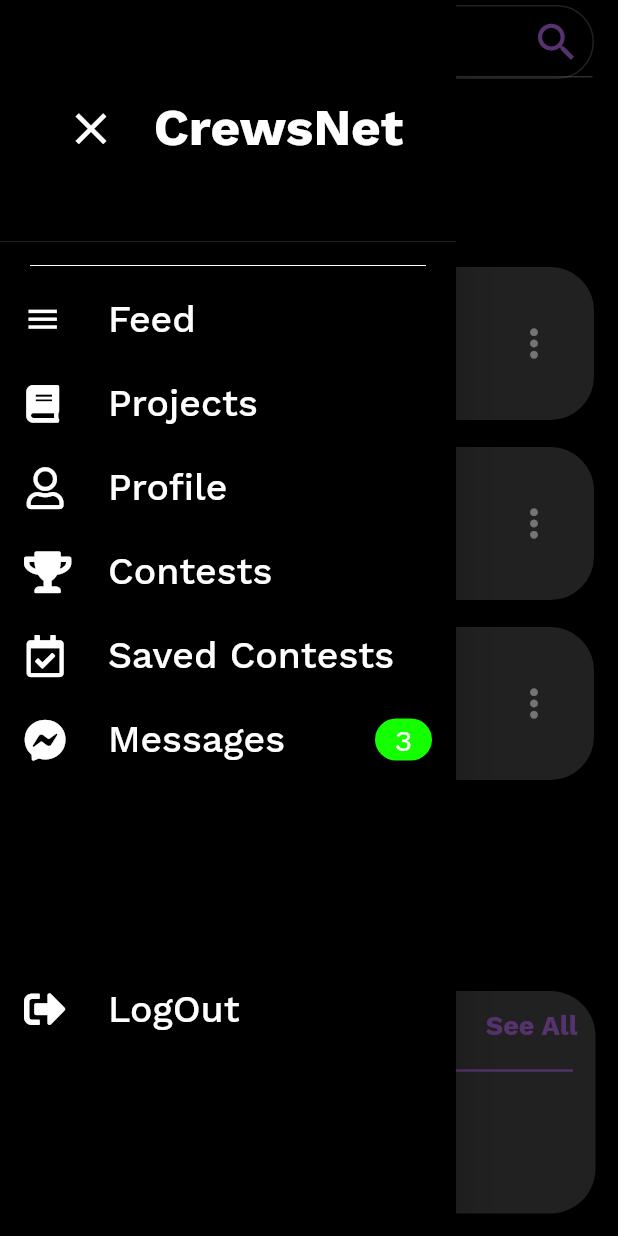
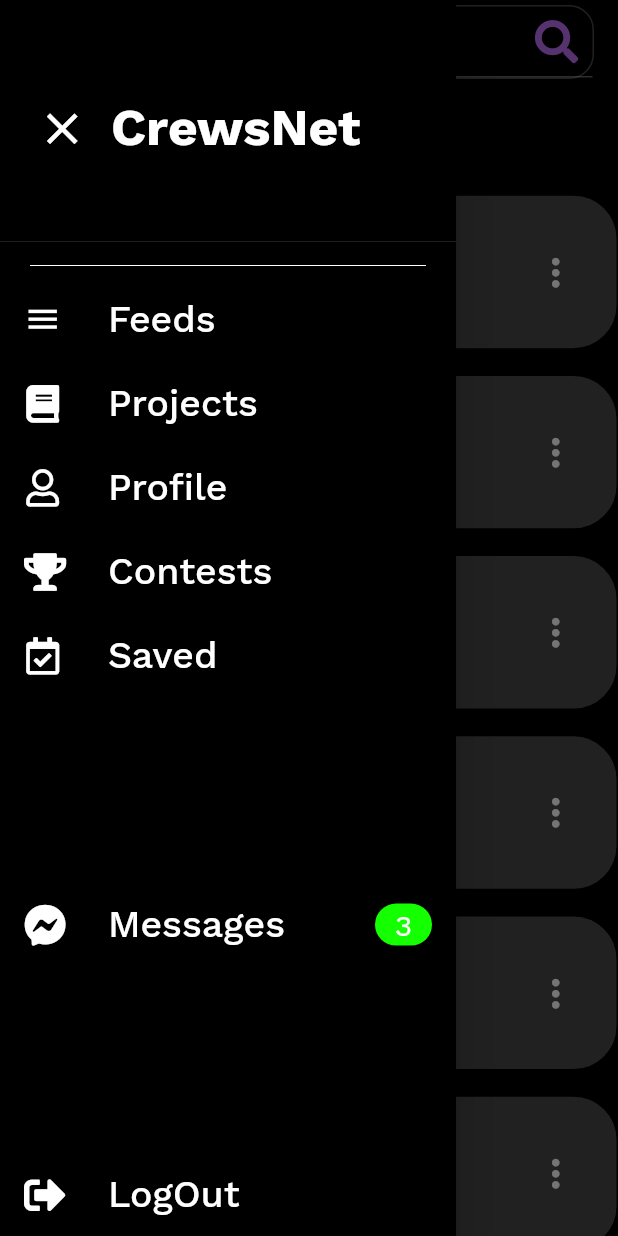
Before and after one commit to CrewsNet/CrewsNet-App, a Flutter app: the Dashboard screen opened by its route, with the side drawer open, on a phone screen of 412 x 824 dp. Run offline on Flutter 3.47's test engine with Material 2 defaults, Android fonts, the light colour scheme and no system bars; our stand-ins replace dio, font_awesome_flutter, shared_preferences, sizer; accounts and stored records are empty.

Commit message:
Feed Page refractored

```diff
--- a/lib/Screens/Dashboard/dashboard_view.dart
+++ b/lib/Screens/Dashboard/dashboard_view.dart
@@ -5,12 +5,17 @@ import 'package:intl/intl.dart';
 import 'package:crews_net_app/Screens/Dashboard/drawer.dart';
 import 'package:flutter/cupertino.dart';
 import 'package:flutter/material.dart';
-// import 'package:shared_preferences/shared_preferences.dart';
+
 import 'package:sizer/sizer.dart';
 
-class Dashboard extends StatelessWidget {
+class Dashboard extends StatefulWidget {
   static String id = 'landing';
 
+  @override
+  _DashboardState createState() => _DashboardState();
+}
+
+class _DashboardState extends State<Dashboard> {
   @override
   Widget build(BuildContext context) {
     var now = new DateTime.now();
@@ -19,15 +24,23 @@ class Dashboard extends StatelessWidget {
 
     return SafeArea(
       child: Scaffold(
-        appBar: AppBar(
-          backgroundColor: Colors.transparent,
-          title: Container(
+        backgroundColor: Colors.black,
+        drawer: DashDrawer(),
+        body: CustomScrollView(
+          slivers: <Widget>[
+            SliverAppBar(
+              backgroundColor: Colors.black,
+              floating: true,
+              pinned: false,
+              snap: false,
+              title:  Center(
+                child: Container(
                   width: 80.w,
                   height: 6.h,
                   decoration: BoxDecoration(
                     shape: BoxShape.rectangle,
                     color: Colors.transparent,
-              borderRadius: BorderRadius.circular(3.6.h),
+                    borderRadius: BorderRadius.circular(2.h),
                     border: Border.all(
                       color: Color.fromRGBO(71, 71, 71, 1),
                     ),
@@ -35,82 +48,77 @@ class Dashboard extends StatelessWidget {
                   child: TextField(
                     textAlign: TextAlign.start,
                     decoration: InputDecoration(
+
                       // enabled: false,
                       suffixIcon: Icon(
-                  Icons.search,
-                  size: 4.h,
+                        FontAwesomeIcons.search,
+                        size: 3.5.h,
                         color: Color.fromRGBO(188, 111, 241, 1),
                       ),
-                contentPadding: EdgeInsets.all(10.0),
+                      contentPadding: EdgeInsets.all(1.2.h),
                       hintText: "Search..",
                       hintStyle: TextStyle(
-                    color: Color.fromRGBO(188, 111, 241, 1), fontSize: 2.4.h),
+                          color: Color.fromRGBO(188, 111, 241, 1),
+                          fontSize: 2.4.h),
                     ),
                   ),
                 ),
               ),
-        backgroundColor: Colors.black,
-        drawer: DashDrawer(),
-        body: Padding(
-          padding: const EdgeInsets.all(15.0),
+            ),
+            SliverToBoxAdapter(
               child: Column(
+                mainAxisAlignment: MainAxisAlignment.spaceAround,
                 crossAxisAlignment: CrossAxisAlignment.start,
                 children: [
-              Container(
-                child: RichText(
-                  text: TextSpan(
-                    text: 'Welcome Back,  ',
-                    style: TextStyle(fontSize: 25.0),
-                    children: const <TextSpan>[
-                      TextSpan(
-                          text: 'Modiji!',
+
+                  SizedBox(
+                    height: 2.4.h,
+                  ),
+                  Padding(
+                    padding: EdgeInsets.all(1.h),
+                    child: Text(
+                      "Feeds",
                       style: TextStyle(
-                              fontWeight: FontWeight.bold, fontSize: 30.0)),
-                    ],
+                        fontWeight: FontWeight.bold,
+                        fontSize: 15.2.sp,
+                        color: Color.fromRGBO(188, 111, 241, 1),
                       ),
                     ),
                   ),
                   SizedBox(
-                height: 20.0,
+                    height: 0.6.h,
                   ),
-              Text(
-                "Feeds",
-                style: TextStyle(
-                  fontWeight: FontWeight.bold,
-                  fontSize: 20.0,
-                  color: Color.fromRGBO(188, 111, 241, 1),
+                ],
               ),
             ),
-              SizedBox(
-                height: 20.0,
-              ),
-              Flexible(
-                child: ListView.builder(
-                  scrollDirection: Axis.vertical,
-                  itemCount: 3,
-                  itemBuilder: (context, items) {
+            SliverList(
+              delegate: SliverChildBuilderDelegate(
+                (BuildContext context, int index) {
                   return Padding(
-                      padding: const EdgeInsets.only(bottom: 8.0, top: 8.0),
+                    padding: EdgeInsets.symmetric(vertical: 1.h),
                     child: ListTile(
                       contentPadding: EdgeInsets.symmetric(
-                            vertical: 15.0, horizontal: 16.0),
+                          vertical: 1.8.h, horizontal: 4.w),
                       tileColor: Color.fromRGBO(71, 71, 71, 1),
                       shape: RoundedRectangleBorder(
-                          borderRadius: BorderRadius.circular(30),
+                        borderRadius: BorderRadius.circular(3.6.h),
                         side: BorderSide(color: Colors.black),
                       ),
                       leading: CircleAvatar(
-                          radius: 25,
+                        radius: 19.sp,
                         child: Text(
                           "S",
-                            style: TextStyle(fontSize: 20, color: Colors.blue),
+                          style: TextStyle(
+                            fontSize: 15.2.sp,
+                            color: Colors.blue,
+                          ),
                         ),
                         backgroundColor: Colors.pink,
                       ),
                       trailing: IconButton(
                         icon: Icon(
                           Icons.more_vert_sharp,
-                            size: 30.0,
+                          size: 3.6.h,
                         ),
                         onPressed: () {},
                       ),
@@ -118,7 +126,7 @@ class Dashboard extends StatelessWidget {
                         children: [
                           Text("Sanskar"),
                           SizedBox(
-                              width: 40.0,
+                            width: 10.w,
                           ),
                           Text("${formattedDate}"),
                         ],
@@ -129,68 +137,12 @@ class Dashboard extends StatelessWidget {
                     ),
                   );
                 },
+                childCount: 8,
               ),
-              ),
-              Container(
-                width: 100.w,
-                height: 18.h,
-                decoration: BoxDecoration(
-                  color: Color.fromRGBO(71, 71, 71, 1),
-                  shape: BoxShape.rectangle,
-                  borderRadius: BorderRadius.circular(30.0),
-                ),
-                child: Column(
-                  mainAxisAlignment: MainAxisAlignment.start,
-                  children: [
-                    Padding(
-                      padding: const EdgeInsets.all(12.0),
-                      child: Row(
-                        mainAxisAlignment: MainAxisAlignment.spaceBetween,
-                        children: [
-                          Text(
-                            "My active projects",
-                            style: TextStyle(
-                              fontWeight: FontWeight.bold,
-                              fontSize: 18.0,
-                              color: Color.fromRGBO(188, 111, 241, 1),
-                            ),
-                          ),
-                          Text(
-                            "See All",
-                            style: TextStyle(
-                              fontWeight: FontWeight.bold,
-                              fontSize: 18.0,
-                              color: Color.fromRGBO(188, 111, 241, 1),
-                            ),
-                          )
-                        ],
-                      ),
-                    ),
-                    Divider(
-                      color:Color.fromRGBO(188, 111, 241, 1),
-                      thickness: 1.5,
-                      indent: 15.0,
-                      endIndent: 15.0,
-                    ),
-                   ListTile(
-                     leading: CircleAvatar(
-                       radius: 30,
-                       backgroundColor: Colors.cyan,
-                       child: Text("CN",style: TextStyle(fontSize: 20.0,fontWeight: FontWeight.bold),),
-
-                     ),
-                     title: Text("CrewsNet Project",style: TextStyle(fontWeight: FontWeight.bold,fontSize: 20.0),),
-                     subtitle:Padding(
-                       padding: const EdgeInsets.all(5.0),
-                       child: Text("Completed:50%",style: TextStyle(fontSize: 17.0),),
-                     ) ,
             ),
           ],
         ),
-              )
-            ],
-          ),
-        ),
+
       ),
     );
   }
--- a/lib/Screens/Dashboard/drawer.dart
+++ b/lib/Screens/Dashboard/drawer.dart
@@ -12,17 +12,31 @@ class DashDrawer extends StatefulWidget {
 }
 
 class _DashDrawerState extends State<DashDrawer> {
+  List<IconData> icons = [
+    Icons.menu,
+    FontAwesomeIcons.book,
+    FontAwesomeIcons.user,
+    FontAwesomeIcons.trophy,
+    FontAwesomeIcons.calendarCheck,
+  ];
+  List<String> title = [
+    "Feeds",
+    "Projects",
+    "Profile",
+    "Contests",
+    "Saved",
+  ];
   @override
   Widget build(BuildContext context) {
     return Drawer(
       child: Container(
         color: Colors.black,
-        child: ListView(
+        child: Column(
           children: [
             DrawerHeader(
               child: Center(
                 child: Row(
-                  mainAxisAlignment: MainAxisAlignment.spaceEvenly,
+                  mainAxisAlignment: MainAxisAlignment.start,
                   children: [
                     IconButton(
                       icon: Icon(
@@ -30,6 +44,9 @@ class _DashDrawerState extends State<DashDrawer> {
                         size: 35.0,
                       ),
                       onPressed: () => Navigator.of(context).pop(),
+                    ),
+                    SizedBox(
+                      width: 10.0,
                     ),
                     Text(
                       "CrewsNet",
@@ -49,82 +66,25 @@ class _DashDrawerState extends State<DashDrawer> {
                 color: Colors.white,
               ),
             ),
-            ListTile(
-              hoverColor: Color.fromRGBO(188, 111, 241, 1),
-              onTap: () {
-                // setState(() {
-                //   _selected=!_selected;
-                // });
-              },
-              selectedTileColor: Color.fromRGBO(71, 71, 71, 1),
+            Expanded(
+              child: ListView.builder(
+
+                scrollDirection: Axis.vertical,
+                itemCount: icons.length,
+                itemBuilder: (BuildContext context, items) {
+                  return ListTile(
                     focusColor: Color.fromRGBO(71, 71, 71, 1),
                     leading: Icon(
-                Icons.menu,
+                     icons[items],
                       size: 25,
                     ),
                     title: Text(
-                "Feed",
-                style: TextStyle(fontSize: 25.0, fontWeight: FontWeight.w500),
+                      title[items],
+                      style:
+                          TextStyle(fontSize: 25.0, fontWeight: FontWeight.w500),
                     ),
-            ),
-            ListTile(
-              hoverColor: Colors.red,
-              onTap: () {
-                // setState(() {
-                //   _selected=!_selected;
-                // });
+                  );
                 },
-              selectedTileColor: Color.fromRGBO(71, 71, 71, 1),
-              focusColor: Color.fromRGBO(71, 71, 71, 1),
-              leading: Icon(
-                FontAwesomeIcons.book,
-                size: 25,
-              ),
-              title: Text(
-                "Projects",
-                style: TextStyle(fontSize: 25.0, fontWeight: FontWeight.w500),
-              ),
-            ),
-            ListTile(
-              hoverColor: Colors.red,
-              onTap: () {},
-              selectedTileColor: Color.fromRGBO(71, 71, 71, 1),
-              focusColor: Color.fromRGBO(71, 71, 71, 1),
-              leading: Icon(
-                FontAwesomeIcons.user,
-                size: 28,
-              ),
-              title: Text(
-                "Profile",
-                style: TextStyle(fontSize: 25.0, fontWeight: FontWeight.w500),
-              ),
-            ),
-            ListTile(
-              hoverColor: Colors.red,
-              onTap: () {},
-              selectedTileColor: Color.fromRGBO(71, 71, 71, 1),
-              focusColor: Color.fromRGBO(71, 71, 71, 1),
-              leading: Icon(
-                FontAwesomeIcons.trophy,
-                size: 28,
-              ),
-              title: Text(
-                "Contests",
-                style: TextStyle(fontSize: 25.0, fontWeight: FontWeight.w500),
-              ),
-            ),
-            ListTile(
-              hoverColor: Colors.red,
-              onTap: () {},
-              selectedTileColor: Color.fromRGBO(71, 71, 71, 1),
-              focusColor: Color.fromRGBO(71, 71, 71, 1),
-              leading: Icon(
-                FontAwesomeIcons.calendarCheck,
-                size: 28,
-              ),
-              title: Text(
-                "Saved Contests",
-                style: TextStyle(fontSize: 25.0, fontWeight: FontWeight.w500),
               ),
             ),
             ListTile(
@@ -155,12 +115,14 @@ class _DashDrawerState extends State<DashDrawer> {
                 style: TextStyle(fontSize: 25.0, fontWeight: FontWeight.w500),
               ),
             ),
-            SizedBox(height: 15.h,),
+            SizedBox(
+              height: 15.h,
+            ),
             ListTile(
-
               hoverColor: Colors.red,
-              onTap:  ()async{
-                final SharedPreferences preferences = await SharedPreferences.getInstance();
+              onTap: () async {
+                final SharedPreferences preferences =
+                    await SharedPreferences.getInstance();
                 preferences.remove('email');
                 Navigator.of(context).push(MaterialPageRoute(
                     builder: (BuildContext context) => LoginPage()));
--- a/lib/router.dart
+++ b/lib/router.dart
@@ -11,7 +11,7 @@ class RouteGenerator {
     final args = settings.arguments;
     switch (settings.name) {
       case '/':
-        return MaterialPageRoute(builder: (_) => Preloader());
+        return MaterialPageRoute(builder: (_) => Dashboard());
       case '/signup':
         return MaterialPageRoute(builder: (_) => SignUpPage());
       case '/dashboard':
```
Lines whose indentation alone changed are shown as unchanged.
